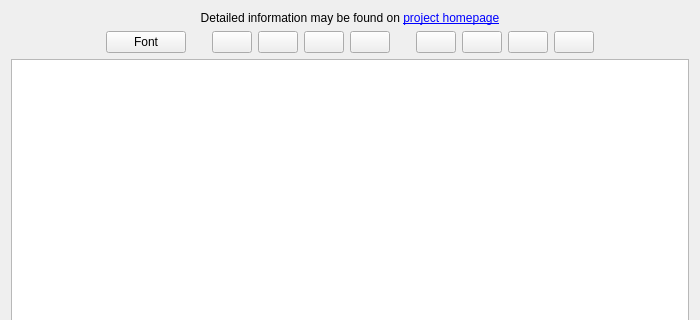
The window that sources/awesome-widget/widget.ui (arcan1s/awesome-widgets) describes before a commit, drawn with Qt 5; both pictures show x 0 to 700 and y 0 to 320 of the 700 by 600 pixel window.
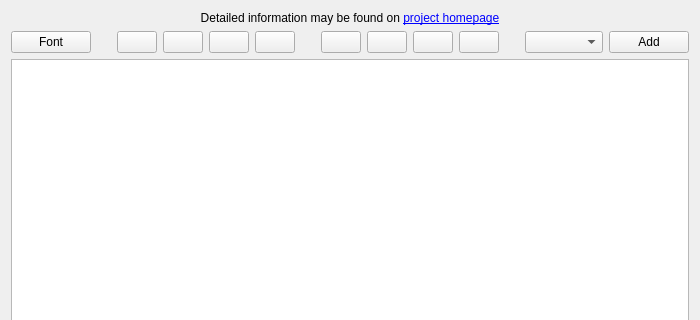
The same window after the commit. Icons and pictures are not drawn.

Commit message: add button to insert tag

Patch:
```diff
--- a/sources/awesome-widget/widget.ui
+++ b/sources/awesome-widget/widget.ui
@@ -47,19 +47,6 @@
    </item>
    <item>
     <layout class="QHBoxLayout" name="layput_mainFormating">
-     <item>
-      <spacer name="spacer_mainFormatingLeft">
-       <property name="orientation">
-        <enum>Qt::Horizontal</enum>
-       </property>
-       <property name="sizeHint" stdset="0">
-        <size>
-         <width>40</width>
-         <height>20</height>
-        </size>
-       </property>
-      </spacer>
-     </item>
      <item>
       <widget class="QPushButton" name="pushButton_font">
        <property name="text">
@@ -185,14 +172,34 @@
        <property name="orientation">
         <enum>Qt::Horizontal</enum>
        </property>
+       <property name="sizeType">
+        <enum>QSizePolicy::Fixed</enum>
+       </property>
        <property name="sizeHint" stdset="0">
         <size>
-         <width>40</width>
+         <width>20</width>
          <height>20</height>
         </size>
        </property>
       </spacer>
      </item>
+     <item>
+      <widget class="QComboBox" name="comboBox_tags">
+       <property name="sizePolicy">
+        <sizepolicy hsizetype="Expanding" vsizetype="Fixed">
+         <horstretch>0</horstretch>
+         <verstretch>0</verstretch>
+        </sizepolicy>
+       </property>
+      </widget>
+     </item>
+     <item>
+      <widget class="QPushButton" name="pushButton_tags">
+       <property name="text">
+        <string>Add</string>
+       </property>
+      </widget>
+     </item>
     </layout>
    </item>
    <item>
```
Left out of the diff: 2 changed lines with no effect on the pictures. The commit also changes 8 other files.
